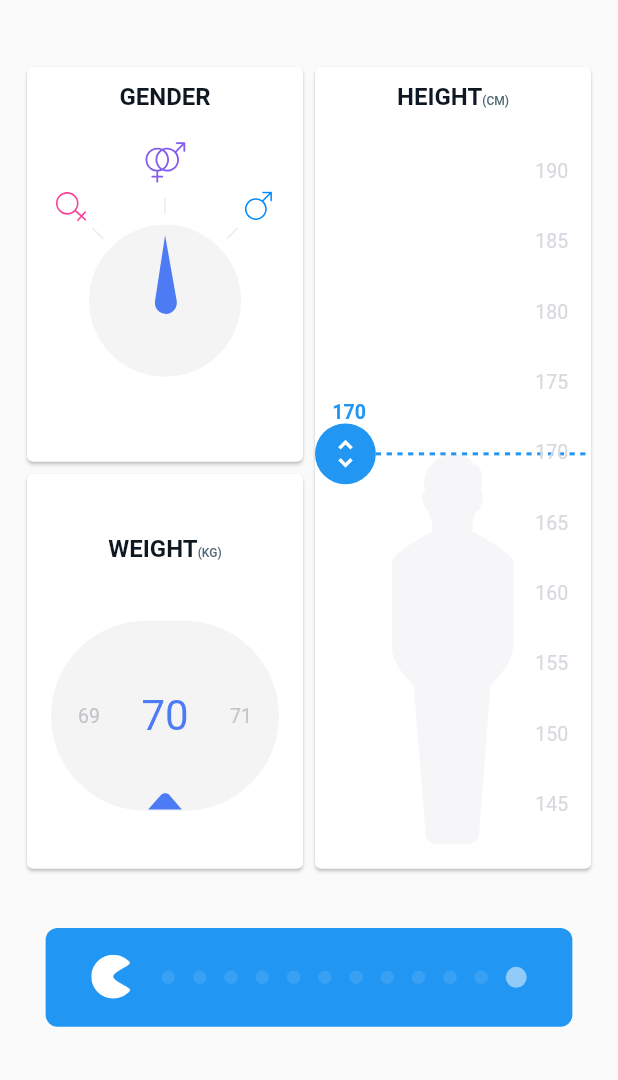
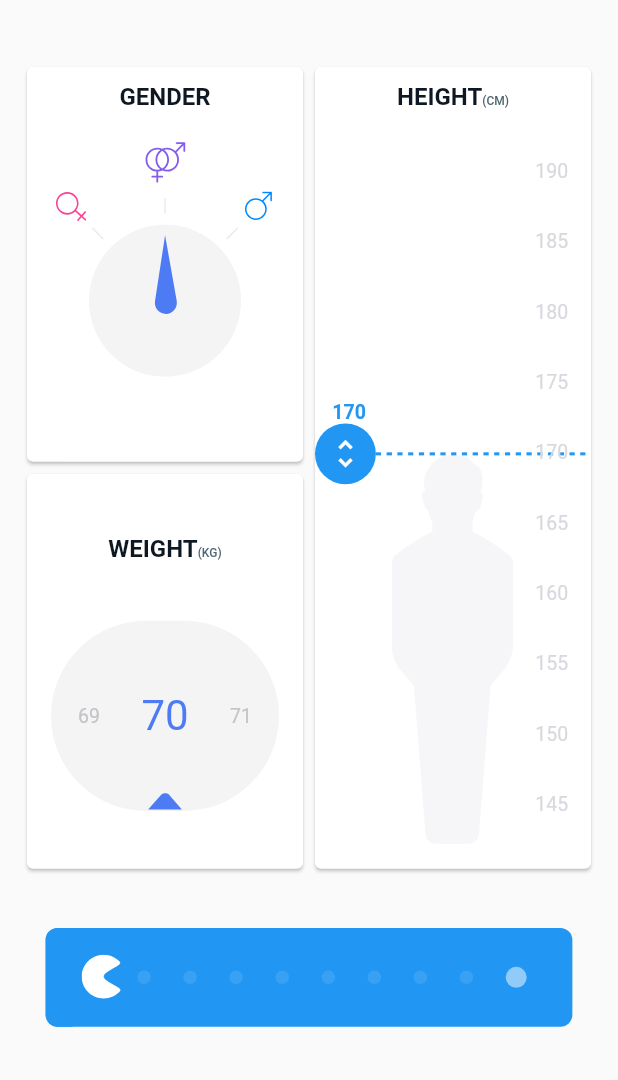
Before and after one commit to sxillocc/Hands-on-with-Flutter, a Flutter app: the screen it shows after launch, on a phone screen of 412 x 824 dp, the part 156-1236 px from its top. Run offline on Flutter 3.47's test engine with Material 2 defaults, Android fonts, the light colour scheme and no system bars; our stand-ins replace cloud_firestore, flutter_svg, google_maps_flutter; accounts and stored records are empty; generated files the repository leaves out were written again.

Commit message:
Completed Pacman Slider

```diff
--- a/bmi_calculator/lib/pacman_slider.dart
+++ b/bmi_calculator/lib/pacman_slider.dart
@@ -10,19 +10,27 @@ class PacmanSlider extends StatefulWidget {
 
 class _PacmanSliderState extends State<PacmanSlider>
       with TickerProviderStateMixin{
-  int numberOfDots = 11;
+  int numberOfDots = 9;
+  double _pacmanPostion = 24.0;
   double minOpacity = 0.1;
   double maxOpacity = 0.5;
+  double _pacmanMinPosition() => 24.0;
+  double _pacmanMaxPosition({double width}) => width - 2 * ScreenAwareSize(24.0, context) + ScreenAwareSize(23.0, context)/2;
+
   AnimationController hintAnimationController;
+  AnimationController pacmanAnimationController;
+  Animation<double> pacmanAnimation;
 
   void initState(){
     super.initState();
     _initHintAnimationController();
+    _initPacmanAnimationController();
     hintAnimationController.forward();
   }
 
   void dispose(){
     hintAnimationController.dispose();
+    pacmanAnimationController.dispose();
     super.dispose();
   }
 
@@ -40,19 +48,64 @@ class _PacmanSliderState extends State<PacmanSlider>
     });
   }
 
+  _initPacmanAnimationController(){
+    pacmanAnimationController = AnimationController(
+      vsync: this,
+      duration: Duration(milliseconds: 400),
+    );
+  }
+
+  _initPacmanAnimation({width}){
+    Animation<double> animation = Tween(
+      begin: _pacmanMinPosition(),
+      end: _pacmanMaxPosition(width: width)
+    ).animate(pacmanAnimationController);
+
+    animation.addListener((){
+      setState(() {
+        _pacmanPostion = animation.value;
+      });
+      if(animation.status == AnimationStatus.completed){
+        Future.delayed(Duration(seconds: 1),()=>_resetPacman());
+      }
+    });
+  }
+
   @override
   Widget build(BuildContext context) {
+    Decoration decoration = BoxDecoration(
+        color: Theme.of(context).primaryColor,
+        borderRadius: BorderRadius.circular(8.0)
+    );
     return Container(
       margin: EdgeInsets.symmetric(horizontal: ScreenAwareSize(24.0, context)),
-      padding: EdgeInsets.symmetric(horizontal: ScreenAwareSize(24.0, context)),
       height: ScreenAwareSize(52.0, context),
       width: double.infinity,
-      child: Row(
-        children: <Widget>[
-          PacmanIcon(),
-          Expanded(child: _drawDots(),)
-        ],
+      child: LayoutBuilder(
+        builder: (context,constraints){
+          return GestureDetector(
+            behavior: HitTestBehavior.translucent,
+            onTap: () => _animateToEnd(width: constraints.maxWidth),
+            child: Stack(
+              alignment: Alignment.centerLeft,
+              children: <Widget>[
+                _drawDots(),
+                _drawDotCurtain(_pacmanPostion, constraints.maxWidth, constraints.maxHeight),
+                _drawPacman(sliderWidth: constraints.maxWidth),
+              ],
+            ),
+          );
+        },
       ),
+      decoration: decoration,
+    );
+  }
+
+  Widget _drawDotCurtain(double position, double width,double height){
+    width = position;
+    return Container(
+      height: height,
+      width: width,
       decoration: BoxDecoration(
         color: Theme.of(context).primaryColor,
         borderRadius: BorderRadius.circular(8.0)
@@ -60,11 +113,63 @@ class _PacmanSliderState extends State<PacmanSlider>
     );
   }
 
+  Widget _drawPacman({double sliderWidth}){
+    if(pacmanAnimation == null && sliderWidth != 0){
+      _initPacmanAnimation(width: sliderWidth);
+    }
+    return Positioned(
+      left: _pacmanPostion,
+      child: GestureDetector(
+        onHorizontalDragUpdate: (details) => _onPacmanDragUpdate(sliderWidth,details),
+        onHorizontalDragEnd: (details) => _onPacmanDragEnd(sliderWidth, details),
+        child: PacmanIcon()
+      ),
+    );
+  }
+
+  _onPacmanDragUpdate(double width,DragUpdateDetails details){
+    setState(() {
+      _pacmanPostion += details.delta.dx ;
+      _pacmanPostion = _normalizePacmanPostion(width ,_pacmanPostion);
+    });
+  }
+
+  _normalizePacmanPostion(double width,double position){
+      width = _pacmanMaxPosition(width: width);
+      position = math.max(_pacmanMinPosition(), math.min(position, width));
+      return position;
+  }
+
+  _onPacmanDragEnd(double width,DragEndDetails details){
+    bool isLessThenHalf = _pacmanPostion + ScreenAwareSize(23.0, context)/2 < 0.5 * width;
+    if(isLessThenHalf){
+      _resetPacman();
+    }else{
+      _animateToEnd(width: width);
+    }
+
+  }
+
+  void _animateToEnd({double width}){
+    pacmanAnimationController.forward(
+      from: _pacmanPostion/_pacmanMaxPosition(width: width)
+    );
+  }
+
+  void _resetPacman() {
+    setState(() {
+      _pacmanPostion = _pacmanMinPosition();
+    });
+  }
+
   Widget _drawDots(){
-    return Row(
-      mainAxisAlignment: MainAxisAlignment.spaceBetween,
-      children: List.generate(numberOfDots, _generateDots)
-              ..add(Opacity(opacity: maxOpacity,child: Dot(size: 14.0))),
+    return Padding(
+      padding: EdgeInsets.symmetric(horizontal: ScreenAwareSize(24.0, context)),
+      child: Row(
+        mainAxisAlignment: MainAxisAlignment.spaceBetween,
+        children: List.generate(numberOfDots, _generateDots)
+                ..add(Opacity(opacity: maxOpacity,child: Dot(size: 14.0))),
+      ),
     );
   }
 
@@ -131,7 +236,7 @@ class PacmanIcon extends StatelessWidget {
   @override
   Widget build(BuildContext context) {
     return Padding(
-      padding: EdgeInsets.only(right: ScreenAwareSize(16.0, context)),
+      padding: EdgeInsets.only(right: ScreenAwareSize(0.0, context)),
       child: SvgPicture.asset(
         "images/pacman.svg",
         width: ScreenAwareSize(21.0, context),
```
